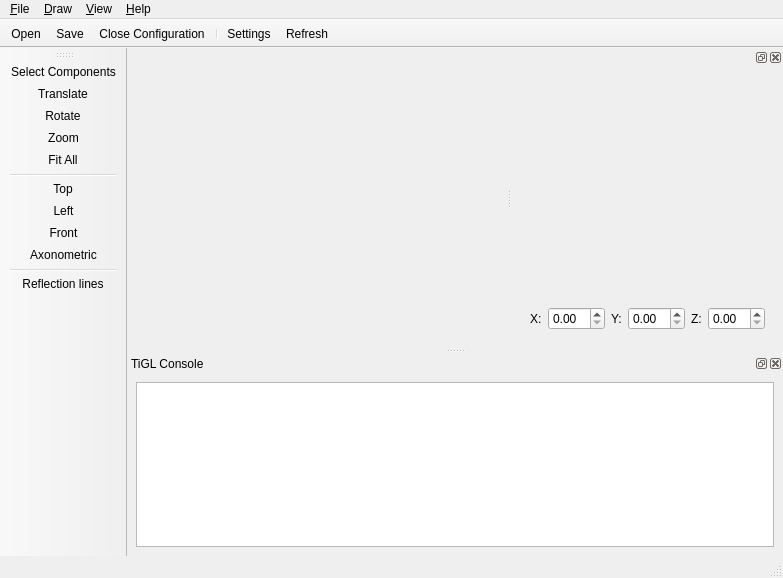
Before: the Qt Designer form TIGLViewer/src/TIGLViewerWindow.ui in cfsengineering/CPACSCreator-Version0, drawn with Qt 5.
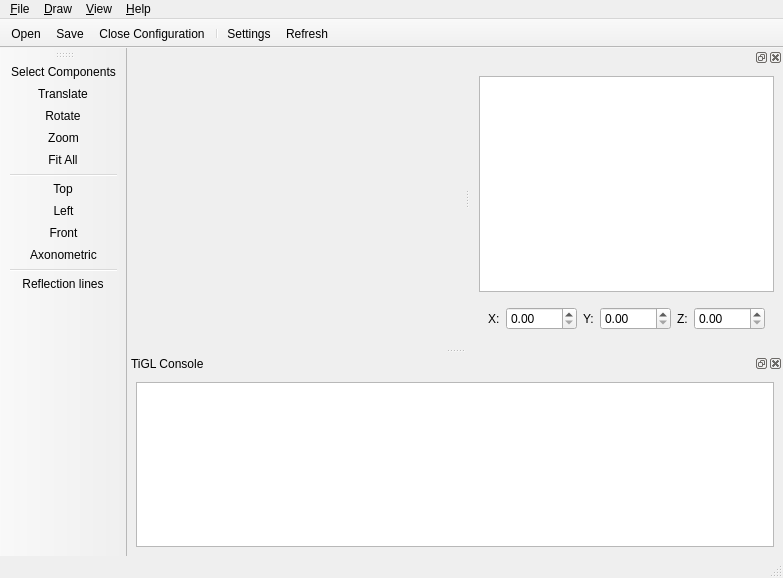
After: the same form once the commit is applied. Icons and pictures are not drawn. Custom widgets are drawn as their Qt base class.

Commit message: First visualization of the cpacs tree

Patch:
```diff
--- a/TIGLViewer/src/TIGLViewerWindow.ui
+++ b/TIGLViewer/src/TIGLViewerWindow.ui
@@ -381,17 +381,7 @@
    <widget class="QWidget" name="dockWidgetContents">
     <layout class="QVBoxLayout" name="verticalLayout_2">
      <item>
-      <spacer name="verticalSpacer">
-       <property name="orientation">
-        <enum>Qt::Vertical</enum>
-       </property>
-       <property name="sizeHint" stdset="0">
-        <size>
-         <width>20</width>
-         <height>40</height>
-        </size>
-       </property>
-      </spacer>
+      <widget class="QTreeView" name="treeView"/>
      </item>
      <item>
       <widget class="TIGLPointWidget" name="tiglPointInput" native="true">
@@ -404,7 +394,11 @@
          </widget>
         </item>
         <item>
-         <widget class="QDoubleSpinBox" name="doubleSpinBoxZ"/>
+         <widget class="QDoubleSpinBox" name="doubleSpinBoxX">
+          <property name="maximum">
+           <double>1000.000000000000000</double>
+          </property>
+         </widget>
         </item>
         <item>
          <widget class="QLabel" name="labelY">
@@ -414,7 +408,11 @@
          </widget>
         </item>
         <item>
-         <widget class="QDoubleSpinBox" name="doubleSpinBoxX"/>
+         <widget class="QDoubleSpinBox" name="doubleSpinBoxY">
+          <property name="maximum">
+           <double>1000.000000000000000</double>
+          </property>
+         </widget>
         </item>
         <item>
          <widget class="QLabel" name="labelZ">
@@ -424,7 +422,11 @@
          </widget>
         </item>
         <item>
-         <widget class="QDoubleSpinBox" name="doubleSpinBoxY"/>
+         <widget class="QDoubleSpinBox" name="doubleSpinBoxZ">
+          <property name="maximum">
+           <double>1000.000000000000000</double>
+          </property>
+         </widget>
         </item>
        </layout>
       </widget>
```
The commit also changes 10 other files.
